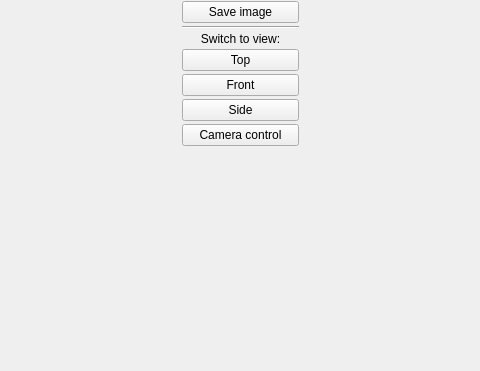
Old version of the form ants3bundle/src/ants3/gui/geom/ageometrywindow.ui in the repository andrmor/ANTS3bundle; both pictures show x 186 to 666 and y 383 to 754 of the 854 by 754 pixel window.
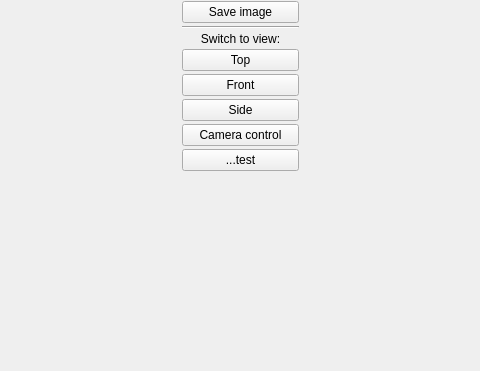
New version of the form.

The edit to the form file:
```diff
--- a/ants3bundle/src/ants3/gui/geom/ageometrywindow.ui
+++ b/ants3bundle/src/ants3/gui/geom/ageometrywindow.ui
@@ -314,6 +314,13 @@
          </property>
         </widget>
        </item>
+       <item>
+        <widget class="QPushButton" name="pushButton">
+         <property name="text">
+          <string>...test</string>
+         </property>
+        </widget>
+       </item>
        <item>
         <spacer name="verticalSpacer">
          <property name="orientation">
```
